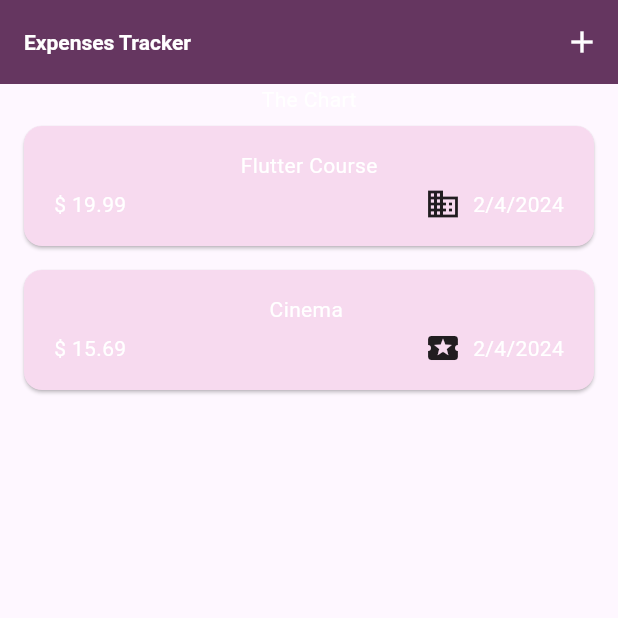
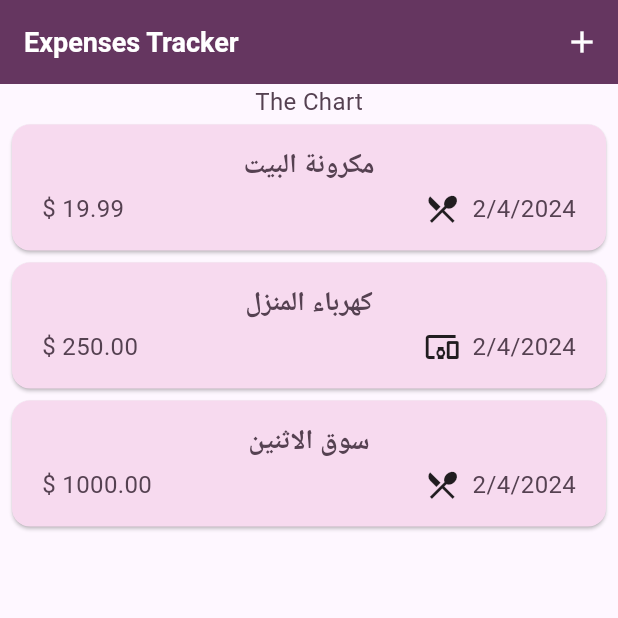
Before and after one commit to raazx/expenss, a Flutter app: the screen it shows after launch, on a phone screen of 412 x 824 dp, the top half of it. Run offline on Flutter 3.47's test engine with Material 3 defaults, Android fonts, the phone set to English and light mode, and no system bars.

Commit message:
dark mode

```diff
--- a/lib/expenses.dart
+++ b/lib/expenses.dart
@@ -13,16 +13,22 @@ class Expenses extends StatefulWidget {
 class _ExpensesState extends State<Expenses> {
   final List<Expense> _registeredExpense = [
     Expense(
-      title: 'Flutter Course',
+      title: 'مكرونة البيت',
       amount: 19.99,
       date: DateTime.now(),
-      category: Categoory.work,
+      category: Categoory.food,
     ),
     Expense(
-      title: 'Cinema ',
-      amount: 15.69,
+      title: 'كهرباء المنزل',
+      amount: 250.0,
       date: DateTime.now(),
-      category: Categoory.leisure,
+      category: Categoory.other,
+    ),
+    Expense(
+      title: 'سوق الاثنين',
+      amount: 1000.0,
+      date: DateTime.now(),
+      category: Categoory.food,
     ),
   ];
 
--- a/lib/main.dart
+++ b/lib/main.dart
@@ -1,8 +1,11 @@
 import 'package:expenss/expenses.dart';
 import 'package:flutter/material.dart';
 
-final kColorScheme =
-    ColorScheme.fromSeed(seedColor: Color.fromARGB(255, 202, 76, 196));
+final kColorSchemeLight =
+    ColorScheme.fromSeed(seedColor: const Color.fromARGB(255, 202, 76, 196));
+final kColorSchemeDark = ColorScheme.fromSeed(
+    brightness: Brightness.dark,
+    seedColor: const Color.fromARGB(255, 5, 99, 125));
 
 void main() {
   runApp(const MyApp());
@@ -15,26 +18,58 @@ class MyApp extends StatelessWidget {
   @override
   Widget build(BuildContext context) {
     return MaterialApp(
+      themeMode: ThemeMode.system,
       title: 'Expenses Traker',
       debugShowCheckedModeBanner: false,
       theme: ThemeData().copyWith(
-        colorScheme: kColorScheme,
-        appBarTheme: AppBarTheme().copyWith(
-          backgroundColor: kColorScheme.onPrimaryContainer,
-          foregroundColor: kColorScheme.onPrimary,
+        colorScheme: kColorSchemeLight,
+        appBarTheme: const AppBarTheme().copyWith(
+          backgroundColor: kColorSchemeLight.onPrimaryContainer,
+          foregroundColor: kColorSchemeLight.onPrimary,
         ),
-        cardTheme: CardTheme().copyWith(
-            color: kColorScheme.secondaryContainer,
-            margin: const EdgeInsets.symmetric(horizontal: 16, vertical: 8)),
+        cardTheme: const CardTheme().copyWith(
+            color: kColorSchemeLight.secondaryContainer,
+            margin: const EdgeInsets.symmetric(horizontal: 8, vertical: 4)),
         elevatedButtonTheme: ElevatedButtonThemeData(
           style: ElevatedButton.styleFrom(
-              backgroundColor: kColorScheme.primaryContainer),
+              backgroundColor: kColorSchemeLight.primaryContainer),
         ),
         textTheme: const TextTheme().copyWith(
           titleLarge: TextStyle(
             fontWeight: FontWeight.bold,
-            color: kColorScheme.onSecondaryContainer,
-            fontSize: 14,
+            color: kColorSchemeLight.onSecondaryContainer,
+            fontSize: 18,
+          ),
+          bodyMedium: TextStyle(
+            fontWeight: FontWeight.normal,
+            color: kColorSchemeLight.onSecondaryContainer,
+            fontSize: 16,
+          ),
+        ),
+      ),
+      darkTheme: ThemeData.dark().copyWith(
+        colorScheme: kColorSchemeDark,
+        appBarTheme: const AppBarTheme().copyWith(
+          backgroundColor: kColorSchemeDark.onPrimaryContainer,
+          foregroundColor: kColorSchemeDark.onPrimary,
+        ),
+        cardTheme: const CardTheme().copyWith(
+            color: kColorSchemeDark.secondaryContainer,
+            margin: const EdgeInsets.symmetric(horizontal: 8, vertical: 4)),
+        elevatedButtonTheme: ElevatedButtonThemeData(
+          style: ElevatedButton.styleFrom(
+              backgroundColor: kColorSchemeDark.primaryContainer),
+        ),
+        textTheme: const TextTheme().copyWith(
+          titleLarge: TextStyle(
+            fontWeight: FontWeight.bold,
+            color: kColorSchemeDark.onSecondaryContainer,
+            fontSize: 18,
+          ),
+          bodyMedium: TextStyle(
+            fontWeight: FontWeight.normal,
+            color: kColorSchemeDark.onSecondaryContainer,
+            fontSize: 16,
           ),
         ),
       ),
--- a/lib/widgets/expenses_list/expenses_item.dart
+++ b/lib/widgets/expenses_list/expenses_item.dart
@@ -12,7 +12,10 @@ class ExpenseItem extends StatelessWidget {
           padding: const EdgeInsets.symmetric(horizontal: 20, vertical: 16),
           child: Column(
             children: [
-              Text(expense.title),
+              Text(
+                expense.title,
+                style: Theme.of(context).textTheme.titleLarge,
+              ),
               const SizedBox(height: 4),
               Row(
                 children: [
--- a/lib/widgets/expenses_list/expenses_list.dart
+++ b/lib/widgets/expenses_list/expenses_list.dart
@@ -15,8 +15,18 @@ class ExpensesList extends StatelessWidget {
       itemBuilder: (context, i) => Dismissible(
         key: ValueKey(expenses[i].id),
         background: Container(
-          color: Colors.red,
+          padding: const EdgeInsets.only(right: 20),
+          alignment: Alignment.centerRight,
+          color: Theme.of(context).colorScheme.error,
+          margin: const EdgeInsets.symmetric(horizontal: 20, vertical: 16),
+          child: const Icon(
+            Icons.delete_forever,
+            color: Colors.white,
+            size: 30,
+            semanticLabel: 'Delete',
+          ),
         ),
+        direction: DismissDirection.endToStart,
         onDismissed: (direction) {
           onRemoveExpense(expenses[i]);
         },
```
